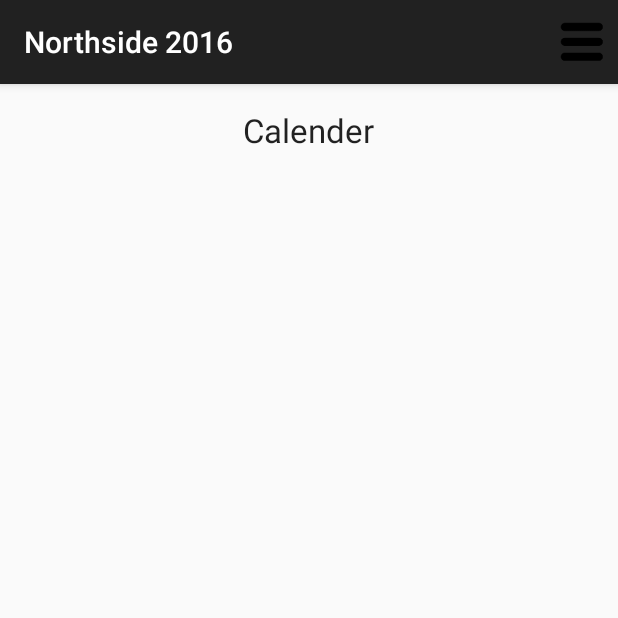
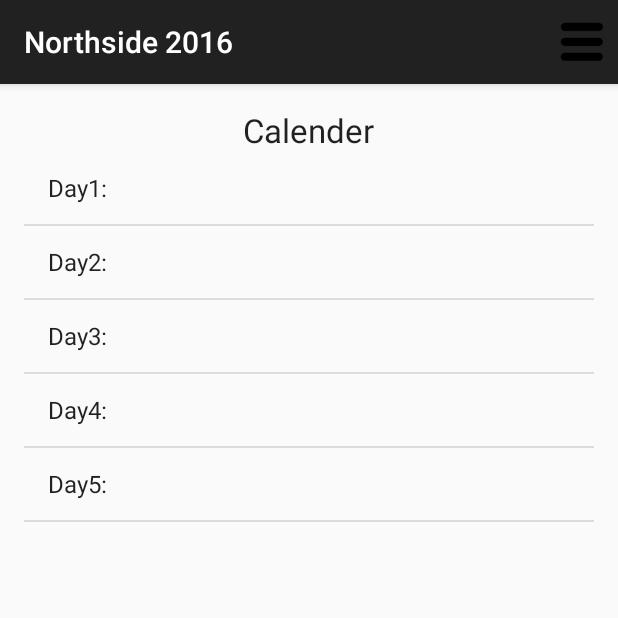
Before and after one commit to victornie92/ITSMAP_E15, an Android app: the CalenderActivity screen opened directly, with no data from a screen before it, on a phone screen of 412 x 824 dp, the top half of it. Run offline under Robolectric (Android 15) with nearby library versions, the phone set to English and light mode, and no system bars.

Commit message:
Added Listview - not finished!
The listview is working, but I need to get some data input. Stay tuned
for more updates

```diff
--- a/TeamProject/app/src/main/java/com/example/victor/teamproject/CalenderActivity.java
+++ b/TeamProject/app/src/main/java/com/example/victor/teamproject/CalenderActivity.java
@@ -12,8 +12,12 @@ import android.widget.AdapterView;
 import android.widget.ArrayAdapter;
 import android.widget.Button;
 import android.widget.CalendarView;
+import android.widget.ListAdapter;
 import android.widget.ListView;
 import android.widget.Toast;
+
+import java.util.List;
+import java.util.Map;
 
 public class CalenderActivity extends AppCompatActivity {
 
@@ -22,9 +26,21 @@ public class CalenderActivity extends AppCompatActivity {
         super.onCreate(savedInstanceState);
         setContentView(R.layout.activity_calender);
 
-        /*String[] days = {"Day 1", "Day 2", "Day 3", "Day 4", "Day 5"};
-        ArrayAdapter<String> adapter = new ArrayAdapter<String>(getListView().getContext(), android.R.layout.simple_list_item_1, days);
-        getListView().setAdapter(adapter);*/
+        String [] theDays = {"Day1:", "Day2:", "Day3:", "Day4:", "Day5:"};
+        ListAdapter adapter = new ArrayAdapter<String>(this, android.R.layout.simple_list_item_1, theDays);
+        ListView listView = (ListView) findViewById(R.id.Days);
+
+        listView.setAdapter(adapter);
+
+        listView.setOnItemClickListener(new AdapterView.OnItemClickListener(){
+            @Override
+            public void onItemClick(AdapterView<?> adapterView, View view, int position, long l){
+
+                String daysPicked = "You selected " + String.valueOf(adapterView.getItemAtPosition(position));
+
+                Toast.makeText(CalenderActivity.this, daysPicked, Toast.LENGTH_LONG).show();
+            }
+        });
     }
 
     @Override
--- a/TeamProject/app/src/main/res/layout/activity_calender.xml
+++ b/TeamProject/app/src/main/res/layout/activity_calender.xml
@@ -12,12 +12,12 @@
         android:id="@+id/Calender"
         android:layout_width="wrap_content"
         android:layout_height="wrap_content"
+        android:layout_centerHorizontal="true"
         android:text="Calender"
-        android:layout_centerHorizontal="true"
-        android:textAppearance="?android:attr/textAppearanceLarge"/>
+        android:textAppearance="?android:attr/textAppearanceLarge" />
 
     <ListView
-        android:id="@+id/days"
+        android:id="@+id/Days"
         android:layout_width="wrap_content"
         android:layout_height="match_parent"
         android:layout_below="@+id/Calender"></ListView>
--- a/TeamProject/app/src/main/res/layout/activity_main.xml
+++ b/TeamProject/app/src/main/res/layout/activity_main.xml
@@ -40,7 +40,7 @@
         android:layout_width="wrap_content"
         android:layout_height="wrap_content"
         android:textAppearance="?android:attr/textAppearanceLarge"
-        android:text="C"
+        android:text="°C"
         android:id="@+id/celsiusView"
         android:layout_alignTop="@+id/tempValue"
         android:layout_alignParentRight="true"
@@ -50,7 +50,7 @@
         style="?android:attr/buttonStyleSmall"
         android:layout_width="wrap_content"
         android:layout_height="wrap_content"
-        android:text="UnUpdate"
+        android:text="@string/btnUpdate"
         android:id="@+id/btnUpdate"
         android:layout_alignParentBottom="true"
         android:layout_centerHorizontal="true"/>
```
Also changed, not shown: TeamProject/app/src/main/java/com/example/victor/teamproject/ArtistActivity.java (+0 -10 lines), TeamProject/app/src/main/Northside_logo-web.png (added).
